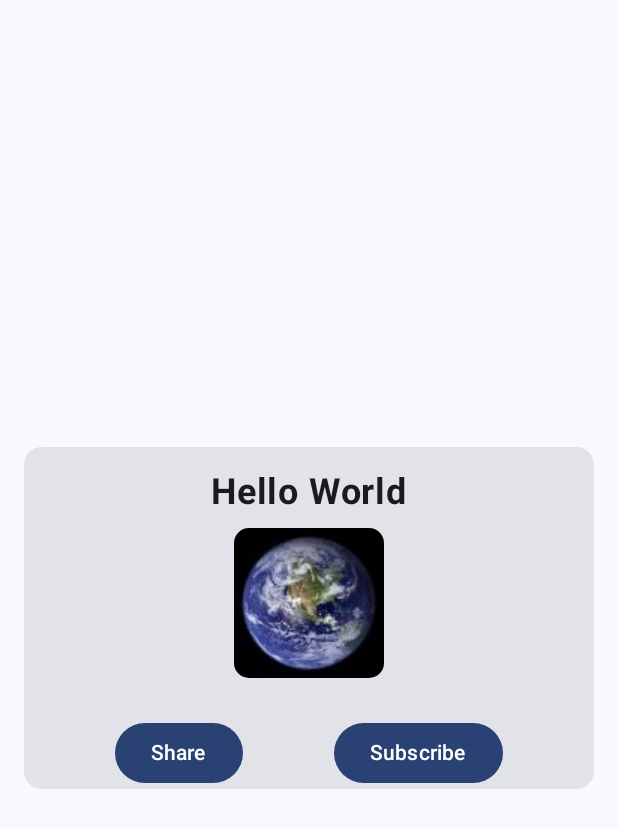
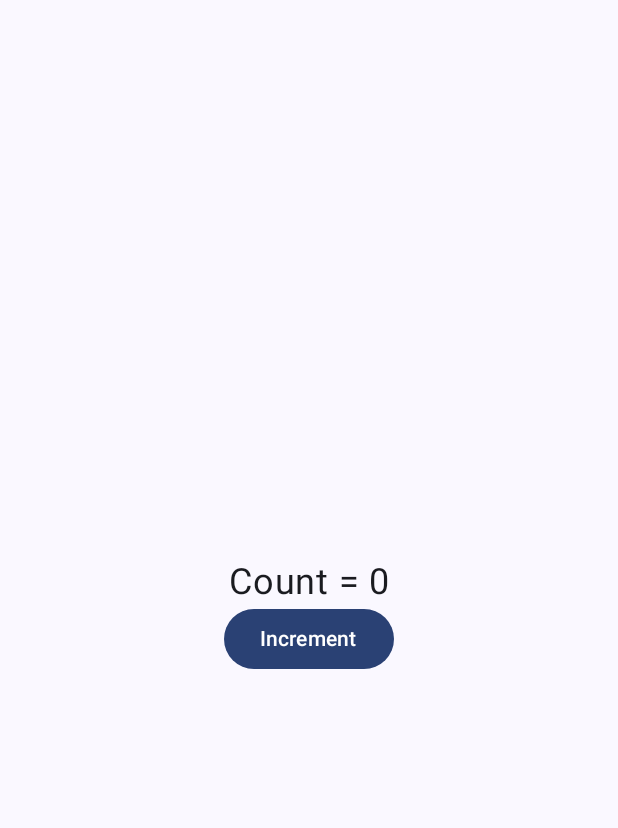
Before and after one commit to anujsinghdev/Learning_AndroidDev, an Android app built with Jetpack Compose: the screen it shows after launch (MainActivity), on a phone screen of 412 x 824 dp. Shown: the top 828 px of the screen. Run offline under Robolectric (Android 15) with nearby library versions, the phone set to English and light mode, and no system bars.

Commit message:
Add stateful counter UI and update main activity
Implemented a simple stateful counter in state.kt using Jetpack Compose, including a button to increment the count and a preview annotation. Updated MainActivity to display the new state composable instead of the previous Test composable. Also added Compose-related inspection profile and updated deployment target selector configuration.

```diff
--- a/Jetpack Apps/Jetpack Practice/JetpackApp1/app/src/main/java/com/example/jetpackapp1/MainActivity.kt
+++ b/Jetpack Apps/Jetpack Practice/JetpackApp1/app/src/main/java/com/example/jetpackapp1/MainActivity.kt
@@ -39,7 +39,8 @@ class MainActivity : ComponentActivity() {
         setContent {
             JetpackApp1Theme {
                 Scaffold(modifier = Modifier.fillMaxSize()) { innerPadding ->
-                    Test()
+                   // Test()
+                    state()
                 }
             }
         }
--- a/Jetpack Apps/Jetpack Practice/JetpackApp1/app/src/main/java/com/example/jetpackapp1/state.kt
+++ b/Jetpack Apps/Jetpack Practice/JetpackApp1/app/src/main/java/com/example/jetpackapp1/state.kt
@@ -1,9 +1,39 @@
 package com.example.jetpackapp1
 
+import androidx.compose.foundation.layout.Arrangement
+import androidx.compose.foundation.layout.Column
+import androidx.compose.foundation.layout.fillMaxSize
+import androidx.compose.material3.Button
+import androidx.compose.material3.Text
 import androidx.compose.runtime.Composable
+import androidx.compose.runtime.getValue
+import androidx.compose.runtime.mutableStateOf
+import androidx.compose.runtime.remember
+import androidx.compose.runtime.setValue
+import androidx.compose.ui.Alignment
 import androidx.compose.ui.Modifier
+import androidx.compose.ui.tooling.preview.Preview
+import androidx.compose.ui.unit.sp
 
+@Preview(showBackground = true, showSystemUi = true)
 @Composable
 fun state() {
 
+    var count by remember { mutableStateOf(0) }
+
+    Column (
+        modifier = Modifier.fillMaxSize(),
+        horizontalAlignment = Alignment.CenterHorizontally,
+        verticalArrangement = Arrangement.Center
+    ) {
+        Text(text = "Count = $count", fontSize = 24.sp)
+
+        Button(
+            onClick = {
+                count++
+            }
+        ) {
+            Text(text = "Increment")
+        }
+    }
 }
```
